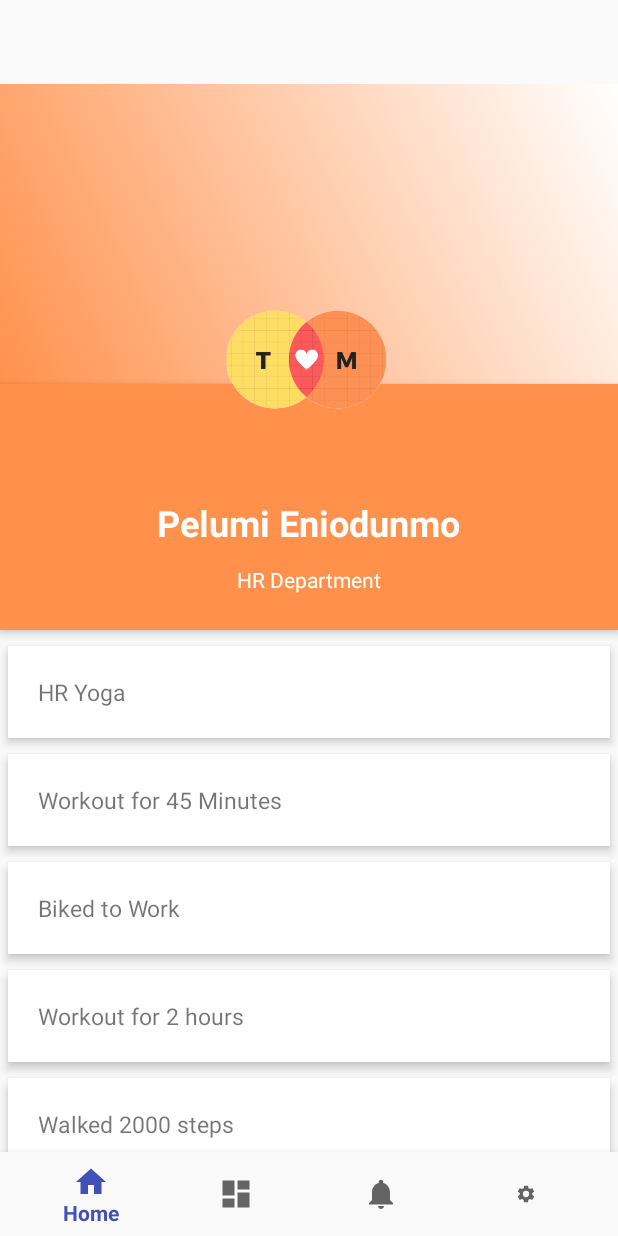
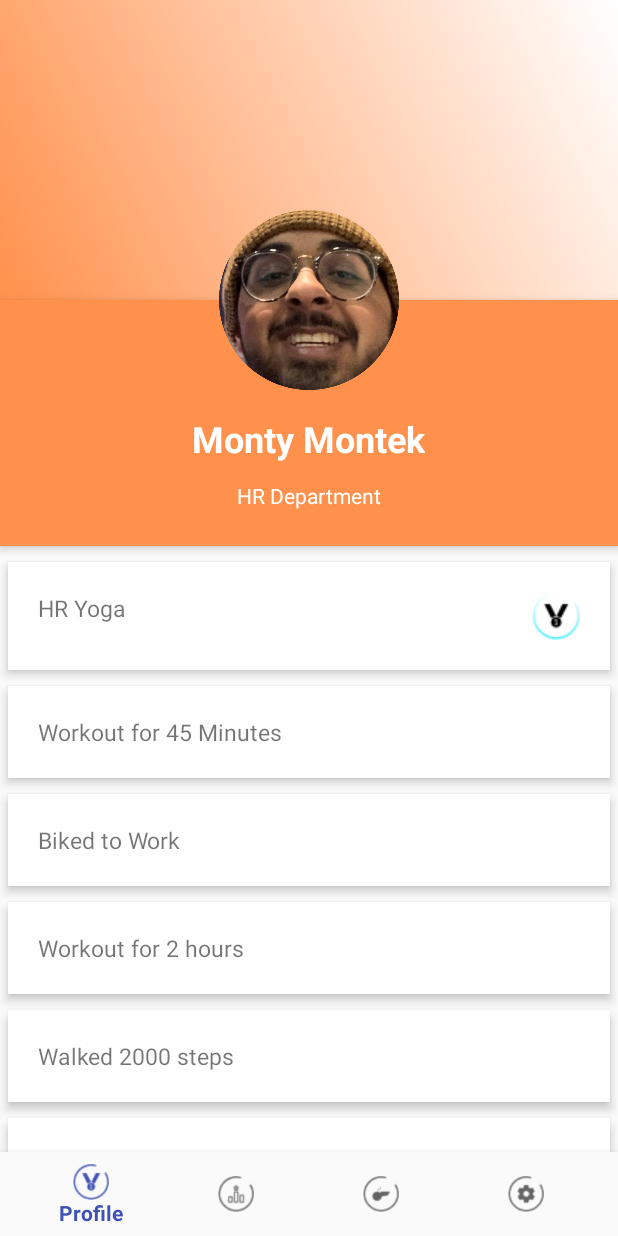
Before and after one commit to JacobHazen1/TeamateNew, an Android app: the screen it shows after launch (MainActivity), on a phone screen of 412 x 824 dp. Run offline under Robolectric (Android 15) with nearby library versions, the phone set to English and light mode, and no system bars; our stand-ins replace navigation-ui.

Commit message:
ICONS DONE

```diff
--- a/app/src/main/java/com/example/teamate/ui/activities/ActivitiesFragment.java
+++ b/app/src/main/java/com/example/teamate/ui/activities/ActivitiesFragment.java
@@ -1,33 +1,43 @@
 package com.example.teamate.ui.activities;
 
+import android.content.Intent;
 import android.os.Bundle;
 import android.view.LayoutInflater;
 import android.view.View;
 import android.view.ViewGroup;
 import android.widget.TextView;
 
-import androidx.annotation.Nullable;
 import androidx.annotation.NonNull;
 import androidx.appcompat.app.AppCompatActivity;
 import androidx.fragment.app.Fragment;
-import androidx.lifecycle.Observer;
-import androidx.lifecycle.ViewModelProviders;
 
+import com.example.teamate.LoginActivity;
 import com.example.teamate.R;
 
 public class ActivitiesFragment extends Fragment {
+    private TextView hryoga;
 
-//    private ActivitiesViewModel activitiesViewModel;
+
+
+    //    private ActivitiesViewModel activitiesViewModel;
     public View onCreateView(@NonNull LayoutInflater inflater,
                              ViewGroup container, Bundle savedInstanceState) {
 
         super.onCreateView(inflater, container, savedInstanceState);
-        final View root = inflater.inflate(R.layout.fragment_home, container, false);
+        final View root = inflater.inflate(R.layout.fragment_activities, container, false);
         ((AppCompatActivity) getActivity()).getSupportActionBar().hide();
+        hryoga = (TextView) root.findViewById(R.id.HR_Yoga);
+        hryoga.setOnClickListener(new View.OnClickListener() {
+            @Override
+            public void onClick(View view) {
+                startActivity(new Intent(ActivitiesFragment.this.getActivity(), LoginActivity.class));
+            }
+        });
+
 //        return rootview;
 //        activitiesViewModel =
 //                ViewModelProviders.of(this).get(ActivitiesViewModel.class);
-//        View root = inflater.inflate(R.layout.fragment_home, container, false);
+//        View root = inflater.inflate(R.layout.fragment_activities, container, false);
 //        final TextView textView = root.findViewById(R.id.text_home);
 //        activitiesViewModel.getText().observe(this, new Observer<String>() {
 //            @Override
--- a/app/src/main/java/com/example/teamate/ui/notifications/NotificationsFragment.java
+++ b/app/src/main/java/com/example/teamate/ui/notifications/NotificationsFragment.java
@@ -23,6 +23,8 @@ public class NotificationsFragment extends Fragment {
         notificationsViewModel =
                 ViewModelProviders.of(this).get(NotificationsViewModel.class);
         View root = inflater.inflate(R.layout.fragment_notifications, container, false);
+
+
 //        final TextView textView = root.findViewById(R.id.text_notifications);
 //        notificationsViewModel.getText().observe(this, new Observer<String>() {
 //            @Override
--- a/app/src/main/res/layout/activity_main.xml
+++ b/app/src/main/res/layout/activity_main.xml
@@ -3,8 +3,7 @@
     xmlns:app="http://schemas.android.com/apk/res-auto"
     android:id="@+id/container"
     android:layout_width="match_parent"
-    android:layout_height="match_parent"
-    android:paddingTop="?attr/actionBarSize">
+    android:layout_height="match_parent">
 
     <com.google.android.material.bottomnavigation.BottomNavigationView
         android:id="@+id/nav_view"
--- a/app/src/main/res/layout/fragment_home.xml
+++ b/app/src/main/res/layout/fragment_activities.xml
@@ -22,12 +22,22 @@
             android:layout_below="@+id/header_cover_image"
             android:layout_centerHorizontal="true"
             android:layout_marginTop="-60dp"
-            android:background="@drawable/profileimg"
+            android:background="@drawable/circlecropped"
             android:elevation="5dp"
             android:padding="20dp"
-            android:scaleType="centerCrop"
-            />
+            android:scaleType="centerCrop" />
 
+
+<!--        <TextView-->
+<!--            android:id="@+id/Score"-->
+<!--            android:layout_width="120dp"-->
+<!--            android:layout_height="65dp"-->
+<!--            android:layout_below="@+id/header_cover_image"-->
+<!--            android:layout_marginTop="-30dp"-->
+<!--            android:layout_marginLeft="50dp"-->
+<!--            android:elevation="5dp"-->
+<!--            android:padding="20dp"-->
+<!--            android:scaleType="centerCrop"/>-->
         <RelativeLayout
             android:id="@+id/profile_layout"
             android:layout_width="match_parent"
@@ -43,8 +53,8 @@
                 android:layout_height="wrap_content"
                 android:layout_centerHorizontal="true"
                 android:layout_marginTop="76dp"
-                android:text="Pelumi Eniodunmo"
-                android:textColor="#fff"
+                android:text="Monty Montek"
+                android:textColor="@color/teamateWhite"
                 android:textSize="24sp"
                 android:textStyle="bold" />
 
@@ -61,7 +71,6 @@
 
         </RelativeLayout>
 
-
         <LinearLayout
             android:layout_width="fill_parent"
             android:layout_height="wrap_content"
@@ -70,6 +79,7 @@
             android:orientation="vertical">
 
             <TextView
+                android:id="@+id/HR_Yoga"
                 android:layout_width="fill_parent"
                 android:layout_height="wrap_content"
                 android:layout_margin="5dp"
@@ -78,7 +88,8 @@
                 android:elevation="4dp"
                 android:padding="20dp"
                 android:textSize="15dp"
-                android:text="HR Yoga" />
+                android:text="HR Yoga"
+                android:drawableRight="@drawable/medal"/>
 
 
             <TextView
@@ -87,7 +98,7 @@
                 android:layout_margin="5dp"
                 android:layout_marginBottom="3dp"
                 android:layout_marginTop="3dp"
-                android:background="#fff"
+                android:background="#ffff"
                 android:clickable="true"
                 android:elevation="4dp"
                 android:padding="20dp"
@@ -128,6 +139,37 @@
                 android:padding="20dp"
                 android:textSize="15dp"
                 android:text="Walked 2000 steps" />
+            <TextView
+                android:layout_width="fill_parent"
+                android:layout_height="wrap_content"
+                android:layout_margin="5dp"
+                android:background="#fff"
+                android:clickable="true"
+                android:elevation="4dp"
+                android:padding="20dp"
+                android:textSize="15dp"
+                android:text="Walked 4500 steps" />
+            <TextView
+                android:layout_width="fill_parent"
+                android:layout_height="wrap_content"
+                android:layout_margin="5dp"
+                android:background="#fff"
+                android:clickable="true"
+                android:elevation="4dp"
+                android:padding="20dp"
+                android:textSize="15dp"
+                android:text="Volunteered at Childrens Hospital"/>
+            <TextView
+                android:layout_width="fill_parent"
+                android:layout_height="wrap_content"
+                android:layout_margin="5dp"
+                android:background="#fff"
+                android:clickable="true"
+                android:elevation="4dp"
+                android:padding="20dp"
+                android:textSize="15dp"
+                android:text="Volunteered at ALS" />
+
         </LinearLayout>
     </RelativeLayout>
 </ScrollView>
--- a/app/src/main/res/menu/bottom_nav_menu.xml
+++ b/app/src/main/res/menu/bottom_nav_menu.xml
@@ -3,20 +3,20 @@
 
     <item
         android:id="@+id/navigation_home"
-        android:icon="@drawable/ic_home_black_24dp"
-        android:title="@string/title_home" />
+        android:icon="@drawable/medal"
+        android:title="Profile" />
 
     <item
         android:id="@+id/navigation_dashboard"
-        android:icon="@drawable/ic_dashboard_black_24dp"
-        android:title="@string/title_dashboard" />
+        android:icon="@drawable/leaderboard"
+        android:title="Leaderboard" />
 
     <item
         android:id="@+id/navigation_notifications"
-        android:icon="@drawable/ic_notifications_black_24dp"
-        android:title="@string/title_notifications" />
+        android:icon="@drawable/activities"
+        android:title="Activities" />
     <item
         android:id="@+id/navigation_settings"
-        android:icon="@drawable/ic_settings_foreground"
+        android:icon="@drawable/settingsicon"
         android:title="@string/title_settings" />
 </menu>
--- a/app/src/main/res/navigation/mobile_navigation.xml
+++ b/app/src/main/res/navigation/mobile_navigation.xml
@@ -9,7 +9,7 @@
         android:id="@+id/navigation_home"
         android:name="com.example.teamate.ui.activities.ActivitiesFragment"
         android:label="@string/title_home"
-        tools:layout="@layout/fragment_home" />
+        tools:layout="@layout/fragment_activities" />
 
     <fragment
         android:id="@+id/navigation_dashboard"
```
Also changed, not shown: app/src/main/res/drawable/activities.png (added), app/src/main/res/drawable/circlecropped.png (added), app/src/main/res/drawable/leaderboard.png (added), app/src/main/res/drawable/medal.png (added), app/src/main/res/drawable/settingsicon.png (added).
